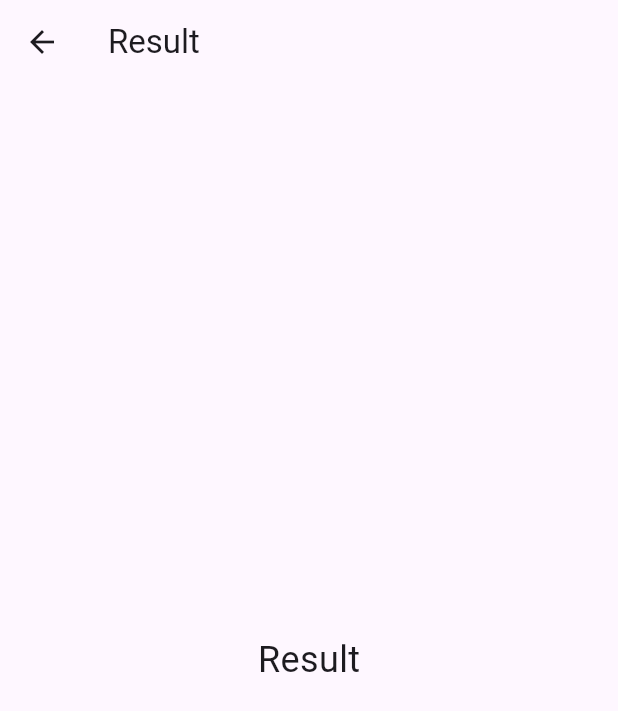
After one commit to Snapp-X/m_and_m, a Flutter app: the ResultPage screen opened directly, on a phone screen of 412 x 824 dp. The commit adds this screen. Shown: the top 711 px of the screen. Run offline on Flutter 3.47's test engine with Material 3 defaults, Android fonts, the phone set to English and light mode, and no system bars; our stand-ins replace flutter_riverpod, go_router.

Commit message:
add result page

```diff
--- /dev/null
+++ b/lib/src/features/result/presentation/page/result_page.dart
@@ -0,0 +1,18 @@
+import 'package:flutter/material.dart';
+
+class ResultPage extends StatelessWidget {
+  const ResultPage({super.key});
+
+  @override
+  Widget build(BuildContext context) {
+    return Scaffold(
+      appBar: AppBar(title: const Text('Result')),
+      body: const Center(
+        child: Text(
+          'Result',
+          style: TextStyle(fontSize: 24),
+        ),
+      ),
+    );
+  }
+}
```
Also changed, not shown: lib/src/core/presentation/routing/routes.dart (+16 -0 lines).
